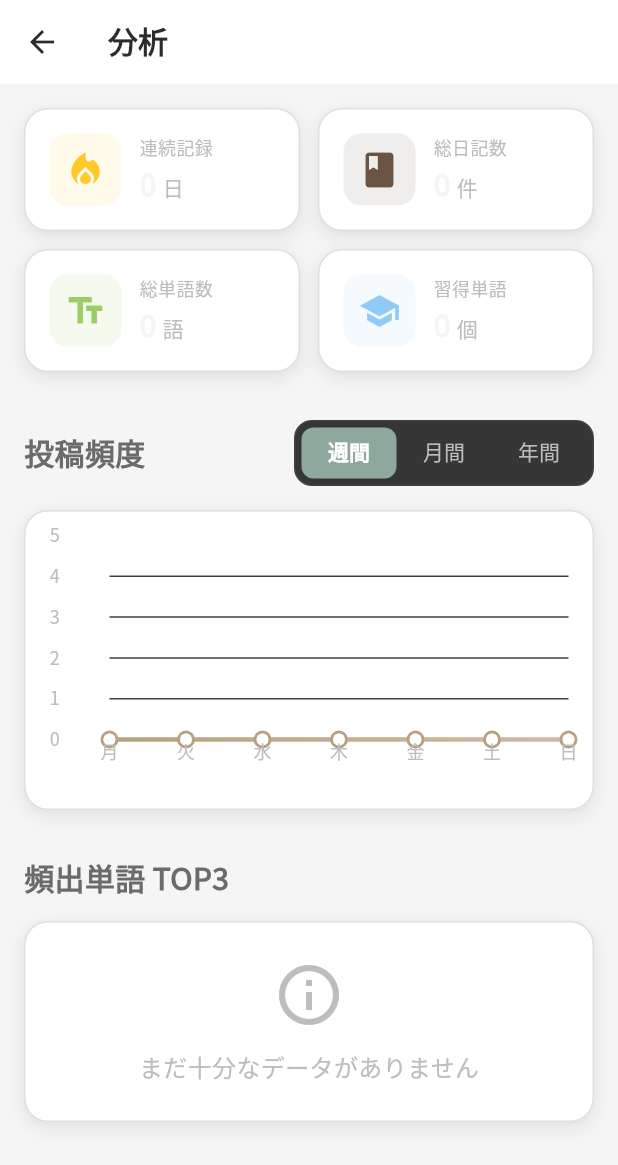
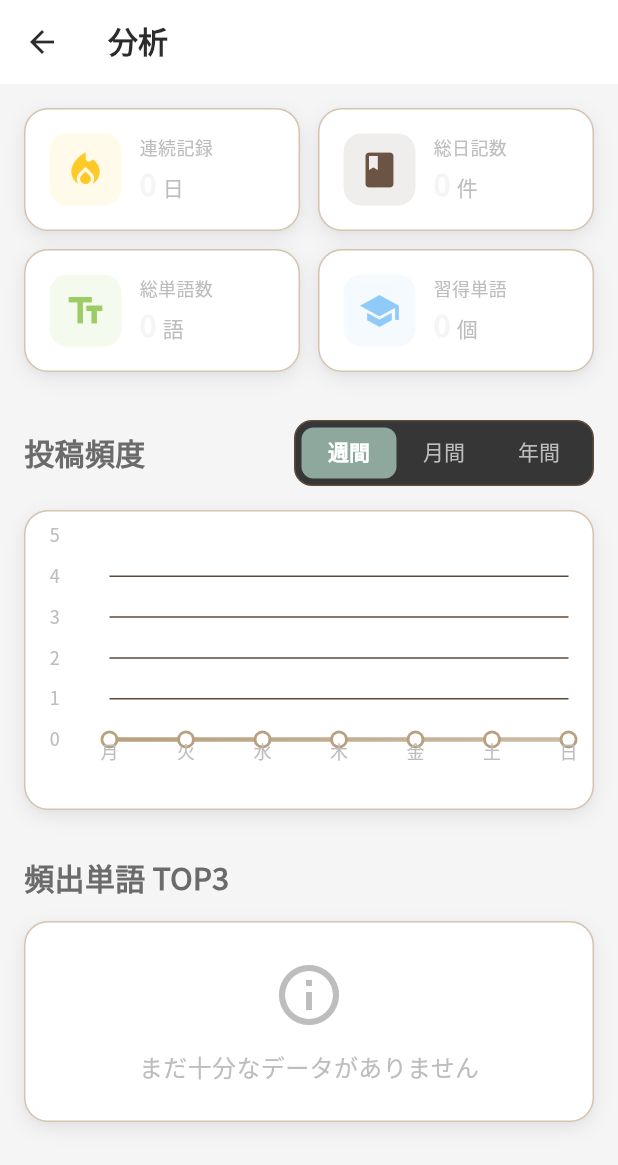
Before and after one commit to LB-KosukeTamogami/Journal-, a Flutter app: the AnalyticsScreen screen opened directly, on a phone screen of 412 x 824 dp. Shown: the top 1165 px of the screen. Run offline on Flutter 3.47's test engine with Material 3 defaults, Android fonts, the phone set to English and light mode, and no system bars; drawn by our look-alikes of fl_chart, flutter_animate; our stand-ins replace google_fonts, shared_preferences, supabase_flutter, table_calendar; missing offline and left inert: dart:html, dart:js; accounts and stored records are empty.

Commit message:
fix: ボトムナビゲーションのボーダーラインを薄茶色に修正
- ライトモード: #D4C4B0（薄茶色）
- ダークモード: #5C4A3A（ダーク茶色）
- リスと森のテーマに合わせた温かみのある色に統一

```diff
--- a/lib/theme/app_theme.dart
+++ b/lib/theme/app_theme.dart
@@ -87,8 +87,8 @@ class AppTheme {
     textTertiary: Color(0xFF9B9B9B),
 
     // Border & Divider
-    border: Color(0xFFE0E0E0),  // より濃いグレーに変更
-    divider: Color(0xFFE0E0E0),  // より濃いグレーに変更
+    border: Color(0xFFD4C4B0),  // 薄茶色のボーダー
+    divider: Color(0xFFD4C4B0),  // 薄茶色のボーダー
 
     // Semantic Colors
     success: Color(0xFF7CB342),        // フレッシュグリーン
@@ -133,8 +133,8 @@ class AppTheme {
     textTertiary: Color(0xFF8C8C8C),
 
     // Border & Divider
-    border: Color(0xFF404040),
-    divider: Color(0xFF404040),
+    border: Color(0xFF5C4A3A),  // ダークモード用の茶色ボーダー
+    divider: Color(0xFF5C4A3A),  // ダークモード用の茶色ボーダー
 
     // Semantic Colors - Adjusted for dark theme
     success: Color(0xFF9CCC65),        // 明るめのグリーン
```
Also changed, not shown: 3 other files.
